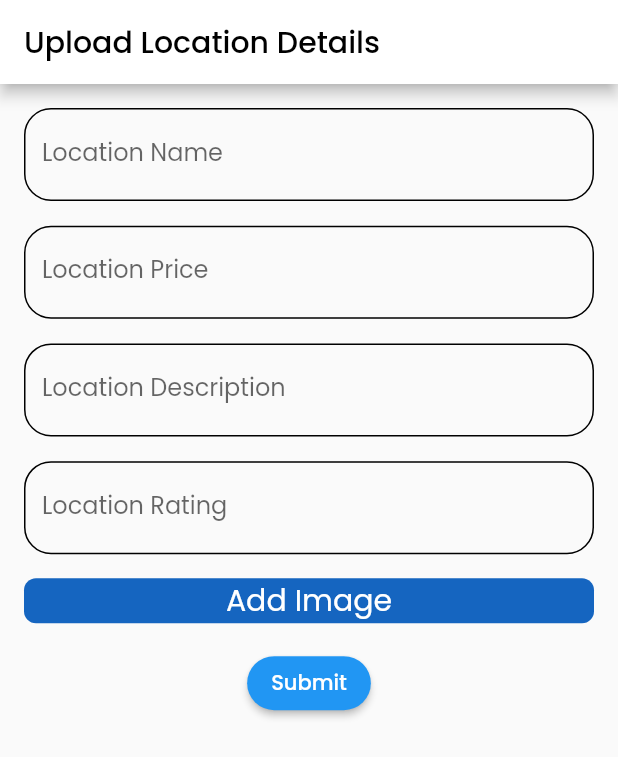
After one commit to MuhammadJawad98/traveling-app-flutter, a Flutter app: the screen it shows after launch, after a tap on the "add" icon, after a tap on "Submit", on a phone screen of 412 x 824 dp. The commit adds this screen. Shown: the top 757 px of the screen. Run offline on Flutter 3.47's test engine with Material 2 defaults, Android fonts, the phone set to English and light mode, and no system bars; our stand-ins replace cloud_firestore, device_preview, firebase_auth, firebase_core, firebase_storage, flutter_rating_bar and 5 more; accounts and stored records are empty; network calls fail.

Commit message:
added cachedNetworkImagew

```diff
--- a/lib/main.dart
+++ b/lib/main.dart
@@ -3,19 +3,24 @@
 import 'package:flutter/material.dart';
 import 'package:google_fonts/google_fonts.dart';
 import 'package:provider/provider.dart';
+import 'package:traveling_app_flutter/firebase_options.dart';
 import 'package:traveling_app_flutter/providers/bottom_sheet_provider.dart';
 import 'package:traveling_app_flutter/providers/day_task_providers/day1_task_provider.dart';
 import 'package:traveling_app_flutter/providers/day_task_providers/day2_task_provider.dart';
 import 'package:traveling_app_flutter/providers/day_task_providers/day3_task_provider.dart';
+import 'package:traveling_app_flutter/providers/firebase_providers/auth_provider.dart';
+import 'package:traveling_app_flutter/providers/firebase_providers/upload_provider.dart';
 import 'package:traveling_app_flutter/providers/locations_provider.dart';
 import 'package:traveling_app_flutter/providers/sign_in_provider.dart';
 import 'package:traveling_app_flutter/providers/sign_up_provider.dart';
 import 'package:device_preview/device_preview.dart'; // Import device_preview package
+import 'package:traveling_app_flutter/views/front_page/front_page.dart';
 import 'providers/provider_makeplan_page.dart';
-import 'views/onboarding_page/splash_screen.dart';
-import 'views/travel_arrangement/travel_arrangement_screen.dart';
+import 'package:firebase_core/firebase_core.dart';
 
-void main(List<String> args) {
+void main(List<String> args) async {
+  WidgetsFlutterBinding.ensureInitialized();
+  await Firebase.initializeApp(options: DefaultFirebaseOptions.currentPlatform);
   runApp(
     DevicePreview(
       builder: (context) => MyApp(), // Wrap your app with DevicePreview
@@ -42,12 +47,17 @@ class MyApp extends StatelessWidget {
         ChangeNotifierProvider(create: (context) => Day1TaskProvider()),
         ChangeNotifierProvider(create: (context) => Day2TaskProvider()),
         ChangeNotifierProvider(create: (context) => Day3TaskProvider()),
+        ChangeNotifierProvider<AuthProvider>(
+            create: (context) => AuthProvider()),
+        ChangeNotifierProvider<UploadLocationsProvider>(
+          create: (context) => UploadLocationsProvider(),
+        )
       ],
       child: MaterialApp(
         // builder: DevicePreview.appBuilder, // Enable device preview builder
         debugShowCheckedModeBanner: false,
         theme: ThemeData(textTheme: GoogleFonts.poppinsTextTheme()),
-        home: const SafeArea(child: SplashScreen()),
+        home: const SafeArea(child: FrontPage()),
       ),
     );
   }
--- /dev/null
+++ b/lib/providers/firebase_providers/upload_provider.dart
@@ -0,0 +1,29 @@
+import 'package:cloud_firestore/cloud_firestore.dart';
+import 'package:flutter/material.dart';
+
+import '../../models/locations_model.dart';
+
+class UploadLocationsProvider extends ChangeNotifier {
+  List<LocationsModel> locationsList = [];
+  List<LocationsModel> get getLocationsList => locationsList;
+  Future<void> fetchLocationsData() async {
+    try {
+      final QuerySnapshot querySnapshot =
+          await FirebaseFirestore.instance.collection('locations').get();
+      final List<LocationsModel> locations = querySnapshot.docs.map((doc) {
+        Map<String, dynamic> data = doc.data() as Map<String, dynamic>;
+        return LocationsModel(
+          namelocation: data['name'],
+          price: data['price'],
+          image: data['imageUrl'],
+          description: data['description'],
+          rating: data['rating'],
+        );
+      }).toList();
+      locationsList = locations;
+      notifyListeners();
+    } catch (error) {
+      print("Error fetching locations data: $error");
+    }
+  }
+}
--- a/lib/views/attraction_details_page/attraction_details_page.dart
+++ b/lib/views/attraction_details_page/attraction_details_page.dart
@@ -1,3 +1,4 @@
+import 'package:cached_network_image/cached_network_image.dart';
 import 'package:flutter/material.dart';
 import 'package:flutter/scheduler.dart';
 import 'package:provider/provider.dart';
@@ -44,8 +45,8 @@ class _AttractionDetailsPageState extends State<AttractionDetailsPage> {
             child: CustomSizedBox(
               height: GetScreenSize.getScreenWidth(context) * 2.5,
               width: MediaQuery.of(context).size.width,
-              child: Image.network(
-                widget.data.image,
+              child: CachedNetworkImage(
+                imageUrl: widget.data.image,
                 fit: BoxFit.cover,
               ),
             ),
--- a/lib/views/front_page/front_page.dart
+++ b/lib/views/front_page/front_page.dart
@@ -1,12 +1,13 @@
 import 'package:flutter/material.dart';
 import 'package:provider/provider.dart';
+import 'package:traveling_app_flutter/providers/firebase_providers/upload_provider.dart';
 import 'package:traveling_app_flutter/utils/app_colors.dart';
 import 'package:traveling_app_flutter/utils/media_query.dart';
 import 'package:traveling_app_flutter/views/attraction_details_page/attraction_details_page.dart';
 import 'package:traveling_app_flutter/views/front_page/front_page_widgets/horizontal_image.dart';
 import 'package:traveling_app_flutter/views/front_page/front_page_widgets/vertical_image.dart';
+import 'package:traveling_app_flutter/views/upload_screen/upload_screen.dart';
 
-import '../../providers/locations_provider.dart';
 import '../../utils/app_strings.dart';
 import '../../widgets/custom_text.dart';
 import 'front_page_widgets/searchbar_icon.dart';
@@ -23,22 +24,18 @@ class _FrontPageState extends State<FrontPage> {
   @override
   void initState() {
     super.initState();
-    // Use a short delay to ensure the initial build is complete
-    Future.delayed(Duration(milliseconds: 100), () {
-      final locationsProvider =
-          Provider.of<LocationsProvider>(context, listen: false);
-      locationsProvider.createArray();
+    Future.delayed(const Duration(milliseconds: 100), () {
+      // final locationsProvider =
+      //     Provider.of<LocationsProvider>(context, listen: false);
+      // locationsProvider.createArray();
+      Provider.of<UploadLocationsProvider>(context, listen: false)
+          .fetchLocationsData();
     });
   }
-  // void initState() {
-  //   super.initState();
-  //   final locationsProvider = Provider.of<LocationsProvider>(context, listen: false);
-  //   locationsProvider.createArray();
-  // }
 
   @override
   Widget build(BuildContext context) {
-    LocationsProvider provider = context.watch<LocationsProvider>();
+    // LocationsProvider provider = context.watch<LocationsProvider>();
 
     return GestureDetector(
       onTap: () {
@@ -48,6 +45,15 @@ class _FrontPageState extends State<FrontPage> {
         }
       },
       child: Scaffold(
+        floatingActionButton: FloatingActionButton(
+            child: Icon(Icons.add),
+            onPressed: () {
+              Navigator.pushReplacement(
+                  context,
+                  MaterialPageRoute(
+                    builder: (context) => UploadScreen(),
+                  ));
+            }),
         body: SingleChildScrollView(
           padding: EdgeInsets.only(
               left: GetScreenSize.getScreenWidth(context) * 0.05,
@@ -113,10 +119,16 @@ class _FrontPageState extends State<FrontPage> {
                   },
                   child: ListView.builder(
                     scrollDirection: Axis.horizontal,
-                    itemCount: LocationsProvider.locations.length,
+                    // itemCount: LocationsProvider.locations.length,
+                    itemCount: Provider.of<UploadLocationsProvider>(context,
+                            listen: false)
+                        .locationsList
+                        .length,
                     itemBuilder: (context, index) {
                       return VerticalImage(
-                        user: LocationsProvider.locations[index],
+                        user: Provider.of<UploadLocationsProvider>(context,
+                                listen: false)
+                            .locationsList[index],
                       );
                     },
                   ),
@@ -144,7 +156,10 @@ class _FrontPageState extends State<FrontPage> {
                   },
                   child: ListView.builder(
                     scrollDirection: Axis.horizontal,
-                    itemCount: LocationsProvider.locations.length,
+                    itemCount: Provider.of<UploadLocationsProvider>(context,
+                            listen: false)
+                        .locationsList
+                        .length,
                     itemBuilder: (context, index) {
                       return InkWell(
                         onTap: () {
@@ -152,12 +167,17 @@ class _FrontPageState extends State<FrontPage> {
                             context,
                             MaterialPageRoute(
                               builder: (context) => AttractionDetailsPage(
-                                  data: provider.getLocations[index]),
+                                  data: Provider.of<UploadLocationsProvider>(
+                                          context,
+                                          listen: false)
+                                      .locationsList[index]),
                             ),
                           );
                         },
                         child: HorizontalImage(
-                          user: LocationsProvider.locations[index],
+                          user: Provider.of<UploadLocationsProvider>(context,
+                                  listen: false)
+                              .locationsList[index],
                         ),
                       );
                     },
--- a/lib/views/front_page/front_page_widgets/horizontal_image.dart
+++ b/lib/views/front_page/front_page_widgets/horizontal_image.dart
@@ -1,3 +1,4 @@
+import 'package:cached_network_image/cached_network_image.dart';
 import 'package:flutter/material.dart';
 import 'package:traveling_app_flutter/models/locations_model.dart';
 import 'package:traveling_app_flutter/utils/media_query.dart';
@@ -30,8 +31,8 @@ class _HorizontalImageState extends State<HorizontalImage> {
               child: ClipRRect(
                 // Wrap the Image.network with ClipRRect to make the edges circular
                 borderRadius: BorderRadius.circular(20),
-                child: Image.network(
-                  widget.user.image,
+                child: CachedNetworkImage(
+                  imageUrl: widget.user.image,
                   fit: BoxFit.fill,
                 ),
               ),
--- a/lib/views/front_page/front_page_widgets/vertical_image.dart
+++ b/lib/views/front_page/front_page_widgets/vertical_image.dart
@@ -1,3 +1,4 @@
+import 'package:cached_network_image/cached_network_image.dart';
 import 'package:flutter/material.dart';
 import 'package:traveling_app_flutter/utils/app_colors.dart';
 import 'package:traveling_app_flutter/widgets/custom_text.dart';
@@ -28,8 +29,10 @@ class _VerticalImageState extends State<VerticalImage> {
               child: ClipRRect(
                 // Wrap the Image.network with ClipRRect to make the edges circular
                 borderRadius: BorderRadius.circular(20),
-                child: Image.network(
-                  widget.user.image,
+
+                child: CachedNetworkImage(
+                  imageUrl: widget.user.image,
+                  // widget.user.image,
                   fit: BoxFit.fill,
                 ),
               ),
--- /dev/null
+++ b/lib/views/upload_screen/upload_screen.dart
@@ -0,0 +1,216 @@
+// ignore_for_file: use_build_context_synchronously
+
+import 'package:flutter/material.dart';
+import 'package:cloud_firestore/cloud_firestore.dart';
+import 'package:firebase_storage/firebase_storage.dart' as firebase_storage;
+import 'package:image_picker/image_picker.dart';
+import 'package:provider/provider.dart';
+import 'package:traveling_app_flutter/views/front_page/front_page.dart';
+import 'package:traveling_app_flutter/widgets/custom_button.dart';
+import 'package:traveling_app_flutter/widgets/show_snackbar.dart';
+import 'dart:io';
+
+import '../../providers/firebase_providers/upload_provider.dart';
+import '../../utils/media_query.dart';
+import '../../widgets/custom_sized_box.dart';
+
+class UploadScreen extends StatefulWidget {
+  const UploadScreen({Key? key}) : super(key: key);
+  @override
+  State<UploadScreen> createState() => _UploadScreenState();
+}
+
+class _UploadScreenState extends State<UploadScreen> {
+  final TextEditingController _nameController = TextEditingController();
+  final TextEditingController _priceController = TextEditingController();
+  final TextEditingController _descriptionController = TextEditingController();
+  final TextEditingController _ratingController = TextEditingController();
+  File? _selectedImage;
+  final ImagePicker _imagePicker = ImagePicker();
+  bool _isUploading = false;
+  Future<void> _uploadImage() async {
+    final pickedImage =
+        await _imagePicker.pickImage(source: ImageSource.gallery);
+    if (pickedImage != null) {
+      setState(() {
+        _selectedImage = File(pickedImage.path);
+      });
+    }
+  }
+
+  Future<void> _submitData() async {
+    if (_selectedImage != null) {
+      setState(() {
+        _isUploading = true;
+      });
+      final imageName = DateTime.now().millisecondsSinceEpoch.toString();
+      final firebase_storage.Reference storageReference = firebase_storage
+          .FirebaseStorage.instance
+          .ref()
+          .child('images/$imageName');
+      final firebase_storage.UploadTask uploadTask =
+          storageReference.putFile(_selectedImage!);
+      await uploadTask;
+      final imageUrl = await storageReference.getDownloadURL();
+      await FirebaseFirestore.instance.collection('locations').add({
+        'name': _nameController.text,
+        'price': _priceController.text,
+        'description': _descriptionController.text,
+        'rating': _ratingController.text,
+        'imageUrl': imageUrl,
+      });
+      setState(() {
+        _isUploading = false;
+      });
+      // ScaffoldMessenger.of(context).showSnackBar(const SnackBar(
+      //   content: Text('Details uploaded successfully!'),
+      // ));
+      Navigator.pushReplacement(
+          context,
+          MaterialPageRoute(
+            builder: (context) => FrontPage(),
+          ));
+      showCustomSnackBar(context, 'Details uploaded successfully!');
+    }
+  }
+
+  @override
+  void initState() {
+    super.initState();
+    context.read<UploadLocationsProvider>().fetchLocationsData();
+  }
+
+  @override
+  Widget build(BuildContext context) {
+    double width1 = GetScreenSize.getScreenWidth(context);
+    return Scaffold(
+      appBar: AppBar(
+        title: const Text(
+          'Upload Location Details',
+          style: TextStyle(
+            color: Colors.black,
+          ),
+        ),
+        backgroundColor: Colors.white,
+      ),
+      body: SingleChildScrollView(
+        padding: const EdgeInsets.all(16),
+        child: Column(
+          crossAxisAlignment: CrossAxisAlignment.stretch,
+          children: [
+            TextField(
+              controller: _nameController,
+              decoration: const InputDecoration(
+                labelText: 'Location Name',
+                border: OutlineInputBorder(
+                  borderRadius: BorderRadius.all(
+                    Radius.circular(18),
+                  ),
+                ),
+                enabledBorder: OutlineInputBorder(
+                  borderRadius: BorderRadius.all(Radius.circular(18)),
+                ),
+              ),
+            ),
+            CustomSizedBox(
+              height: width1 * 0.04,
+            ),
+            TextField(
+              controller: _priceController,
+              decoration: const InputDecoration(
+                labelText: 'Location Price',
+                border: OutlineInputBorder(
+                  borderRadius: BorderRadius.all(
+                    Radius.circular(18),
+                  ),
+                ),
+                enabledBorder: OutlineInputBorder(
+                  borderRadius: BorderRadius.all(
+                    Radius.circular(18),
+                  ),
+                ),
+              ),
+            ),
+            CustomSizedBox(
+              height: width1 * 0.04,
+            ),
+            TextField(
+              controller: _descriptionController,
+              decoration: const InputDecoration(
+                labelText: 'Location Description',
+                border: OutlineInputBorder(
+                  borderRadius: BorderRadius.all(
+                    Radius.circular(18),
+                  ),
+                ),
+                enabledBorder: OutlineInputBorder(
+                  borderRadius: BorderRadius.all(
+                    Radius.circular(18),
+                  ),
+                ),
+              ),
+            ),
+            CustomSizedBox(
+              height: width1 * 0.04,
+            ),
+            TextField(
+              controller: _ratingController,
+              decoration: const InputDecoration(
+                labelText: 'Location Rating',
+                border: OutlineInputBorder(
+                  borderRadius: BorderRadius.all(
+                    Radius.circular(18),
+                  ),
+                ),
+                enabledBorder: OutlineInputBorder(
+                  borderRadius: BorderRadius.all(
+                    Radius.circular(18),
+                  ),
+                ),
+              ),
+            ),
+            const SizedBox(height: 16),
+            if (_selectedImage != null) ...[
+              Image.file(_selectedImage!),
+              const SizedBox(height: 16),
+            ],
+            CustomTextButton(
+                onTab: _uploadImage,
+                buttonText: 'Add Image',
+                buttonColor: Colors.blue.shade800,
+                radius: 8,
+                fontSize: 20),
+            // ElevatedButton(
+            //   style: ElevatedButton.styleFrom(
+            //     shape: RoundedRectangleBorder(
+            //       borderRadius: BorderRadius.circular(30.0),
+            //     ),
+            //   ),
+            //   onPressed: _uploadImage,
+            //   child: const Text('Upload Image'),
+            // ),
+            const SizedBox(height: 16),
+            Stack(
+              alignment: Alignment.center,
+              children: [
+                ElevatedButton(
+                  style: ElevatedButton.styleFrom(
+                    shape: RoundedRectangleBorder(
+                      borderRadius: BorderRadius.circular(30.0),
+                    ),
+                  ),
+                  onPressed: _isUploading ? null : _submitData,
+                  child: const Text('Submit'),
+                ),
+                if (_isUploading)
+                  const CircularProgressIndicator(
+                    color: Colors.black,
+                  ),
+              ],
+            ),
+          ],
+        ),
+      ),
+    );
+  }
+}
```
Also changed, not shown: lib/providers/firebase_providers/auth_provider.dart (added, +58 -0 lines), lib/views/sign_in/sign_in_page_widget.dart (+36 -6 lines), lib/views/sign_up_screen/sign_up_screen_widget.dart (+9 -1 lines), lib/widgets/show_snackbar.dart (added, +7 -0 lines), pubspec.yaml (+7 -0 lines), lib/firebase_options.dart (added), pubspec.lock, 7 other files.
